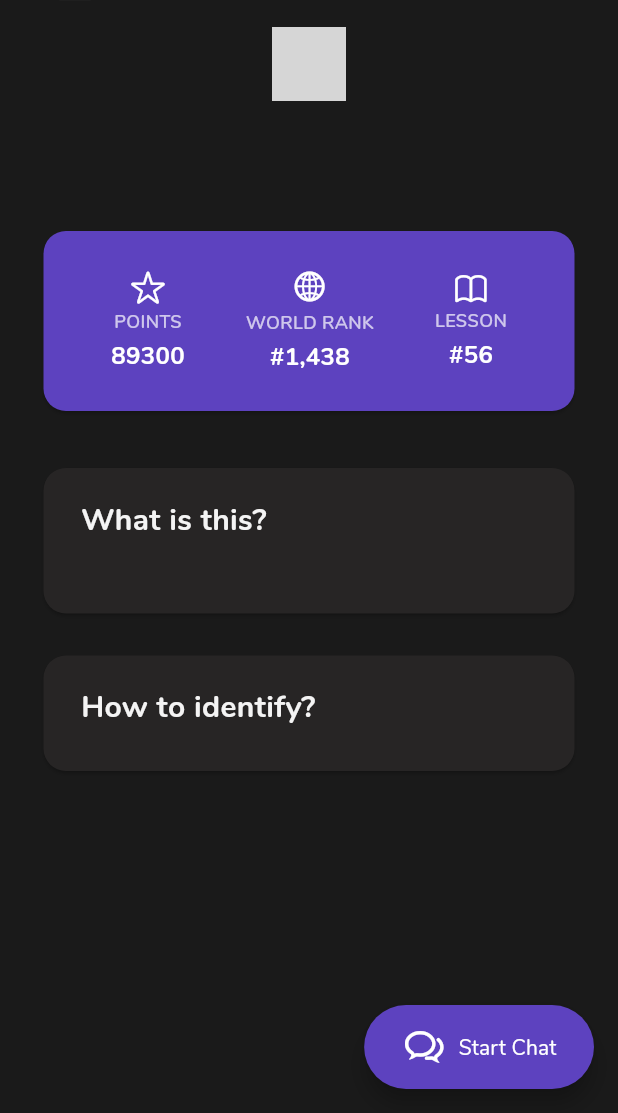
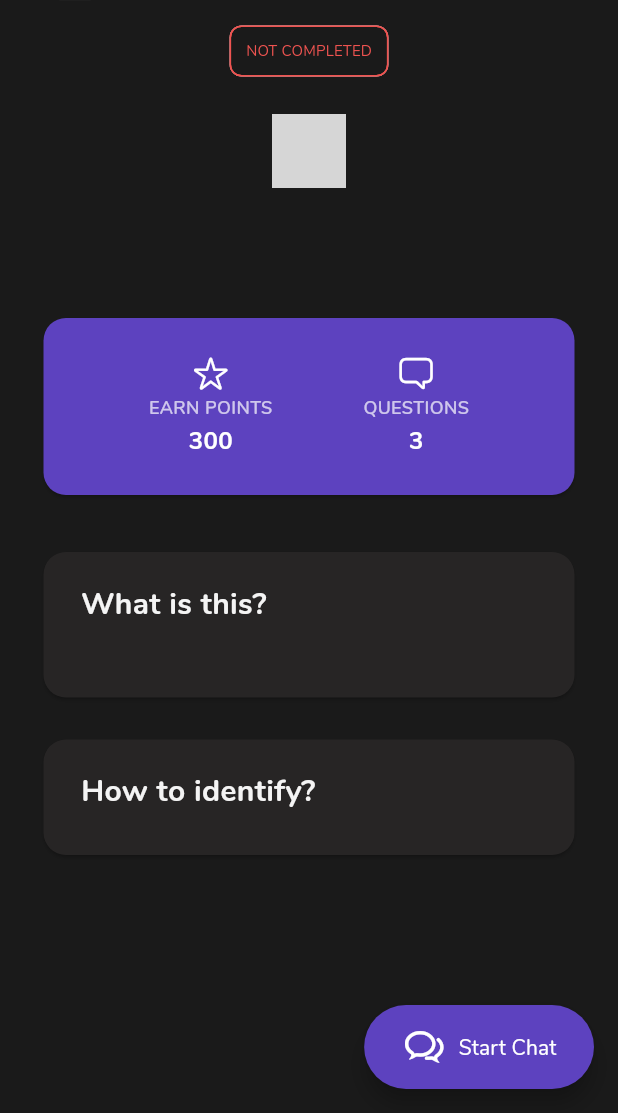
Before and after one commit to Wongoose/pre-scam-ai, a Flutter app: the ScamPage screen opened directly with empty values, on a phone screen of 412 x 824 dp, the part 123-1236 px from its top. Run offline on Flutter 3.47's test engine with Material 3 defaults, Android fonts, the phone set to English and light mode, and no system bars; drawn by our look-alikes of overlay_support; our stand-ins replace auto_size_text, flutter_chat_types, flutter_chat_ui, flutter_dotenv, flutter_spinkit, font_awesome_flutter and 3 more; accounts and stored records are empty; grey boxes are pictures that could not be loaded.

Commit message:
Change: Added scam detail card

```diff
--- a/lib/screens/home/pages/scam_page.dart
+++ b/lib/screens/home/pages/scam_page.dart
@@ -3,7 +3,7 @@ import "package:get/get.dart";
 import "package:prescamai/chat/pages/chat_main.dart";
 import "package:prescamai/controllers/theme_service_controller.dart";
 import "package:prescamai/models/scam_model.dart";
-import "package:prescamai/screens/home/widgets/home_leaderboards_card.dart";
+import "package:prescamai/screens/home/widgets/scam_detail_card.dart";
 import "package:prescamai/shared/my_fab.dart";
 import "package:prescamai/shared/my_page_appbar.dart";
 
@@ -30,11 +30,26 @@ class ScamPage extends StatelessWidget {
                     child: Padding(
                       padding: const EdgeInsets.fromLTRB(25, 32, 25, 32),
                       child: Column(
-                        crossAxisAlignment: CrossAxisAlignment.start,
+                        crossAxisAlignment: CrossAxisAlignment.center,
                         children: [
                           MyPageAppBar(
                               title: "PreScam.AI",
                               appBarType: MyAppBarType.xmark),
+                          SizedBox(height: 10),
+                          Chip(
+                            label: Text(
+                              "NOT COMPLETED",
+                              style: TextStyle(
+                                  fontSize: 10,
+                                  fontWeight: FontWeight.w400,
+                                  overflow: TextOverflow.ellipsis,
+                                  color: Colors.red[400]),
+                            ),
+                            backgroundColor:
+                                Theme.of(context).scaffoldBackgroundColor,
+                            labelPadding: EdgeInsets.fromLTRB(2, 0, 2, 0),
+                            side: BorderSide(color: Colors.red[400]!),
+                          ),
                           SizedBox(height: 10),
                           Center(
                             child: Container(
@@ -51,17 +66,15 @@ class ScamPage extends StatelessWidget {
                             ),
                           ),
                           SizedBox(height: 5),
-                          Center(
-                            child: Text(
-                              scam.title,
-                              style: TextStyle(
-                                  fontSize: 28,
-                                  fontWeight: FontWeight.bold,
-                                  color: themeService.textColor),
-                            ),
+                          Text(
+                            scam.title,
+                            style: TextStyle(
+                                fontSize: 28,
+                                fontWeight: FontWeight.bold,
+                                color: themeService.textColor),
                           ),
                           SizedBox(height: 30),
-                          HomeLeaderboardsCard(),
+                          ScamDetailCard(),
                           SizedBox(height: 30),
                           Card(
                             color: Theme.of(context).cardColor,
@@ -162,7 +175,7 @@ class ScamPage extends StatelessWidget {
                               ),
                             ),
                           ),
-                          SizedBox(height: 80),
+                          SizedBox(height: 60),
                         ],
                       ),
                     ),
--- /dev/null
+++ b/lib/screens/home/widgets/scam_detail_card.dart
@@ -0,0 +1,103 @@
+import "package:flutter/cupertino.dart";
+import "package:flutter/material.dart";
+
+class ScamDetailCard extends StatelessWidget {
+  const ScamDetailCard({
+    super.key,
+  });
+
+  @override
+  Widget build(BuildContext context) {
+    // final AuthService authService = Get.find();
+    return Card(
+      color: Theme.of(context).primaryColor,
+      shape: RoundedRectangleBorder(borderRadius: BorderRadius.circular(15)),
+      child: Container(
+        padding: EdgeInsets.fromLTRB(40, 25, 40, 25),
+        width: MediaQuery.of(context).size.width,
+        child: Row(
+            mainAxisSize: MainAxisSize.max,
+            mainAxisAlignment: MainAxisAlignment.spaceAround,
+            crossAxisAlignment: CrossAxisAlignment.center,
+            children: [
+              Column(
+                mainAxisAlignment: MainAxisAlignment.spaceBetween,
+                children: [
+                  Icon(CupertinoIcons.star, color: Colors.white),
+                  SizedBox(height: 2),
+                  Text(
+                    "EARN POINTS",
+                    maxLines: 2,
+                    overflow: TextOverflow.ellipsis,
+                    style: TextStyle(
+                        fontSize: 12,
+                        fontWeight: FontWeight.w600,
+                        color: Colors.white70),
+                  ),
+                  SizedBox(height: 2),
+                  Text(
+                    "300",
+                    maxLines: 2,
+                    overflow: TextOverflow.ellipsis,
+                    style: TextStyle(
+                        fontSize: 16,
+                        fontWeight: FontWeight.bold,
+                        color: Colors.white),
+                  ),
+                ],
+              ),
+              Column(
+                mainAxisAlignment: MainAxisAlignment.spaceBetween,
+                children: [
+                  Icon(CupertinoIcons.bubble_right, color: Colors.white),
+                  SizedBox(height: 2),
+                  Text(
+                    "QUESTIONS",
+                    maxLines: 2,
+                    overflow: TextOverflow.ellipsis,
+                    style: TextStyle(
+                        fontSize: 12,
+                        fontWeight: FontWeight.w600,
+                        color: Colors.white70),
+                  ),
+                  SizedBox(height: 2),
+                  Text(
+                    "3",
+                    maxLines: 2,
+                    overflow: TextOverflow.ellipsis,
+                    style: TextStyle(
+                        fontSize: 16,
+                        fontWeight: FontWeight.bold,
+                        color: Colors.white),
+                  ),
+                ],
+              ),
+              // Flexible(
+              //   child: Column(
+              //       mainAxisAlignment: MainAxisAlignment.start,
+              //       crossAxisAlignment: CrossAxisAlignment.start,
+              //       children: [
+              //         Text(
+              //           "Top 10",
+              //           style: TextStyle(
+              //               fontSize: 18,
+              //               fontWeight: FontWeight.bold,
+              //               color: Colors.white),
+              //         ),
+              //         SizedBox(height: 5),
+              //         Text(
+              //           "89030 points",
+              //           maxLines: 2,
+              //           overflow: TextOverflow.ellipsis,
+              //           style: TextStyle(
+              //               fontSize: 14,
+              //               fontWeight: FontWeight.w400,
+              //               color: Colors.white),
+              //         ),
+              //       ]),
+              // ),
+            ]),
+      ),
+    );
+  }
+}
```
